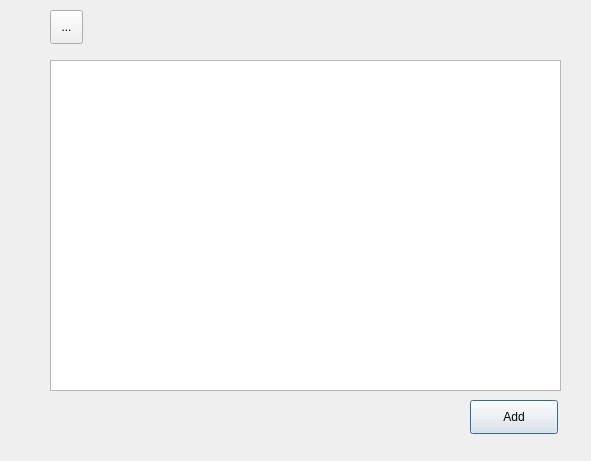
The window that PSIArchiver/filebrowser.ui (paulscherrerinstitute/scicat-qt) describes before a commit, drawn with Qt 5.
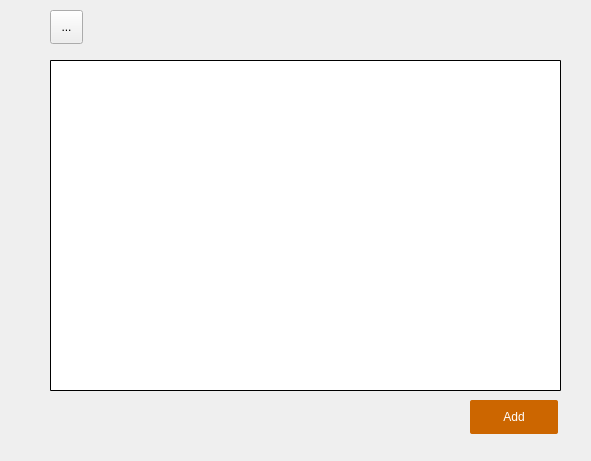
The same window after the commit.

Patch:
```diff
--- a/PSIArchiver/filebrowser.ui
+++ b/PSIArchiver/filebrowser.ui
@@ -22,6 +22,11 @@
      <height>331</height>
     </rect>
    </property>
+   <property name="styleSheet">
+    <string notr="true">QColumnView::item{ selection-background-color: rgb(0, 153, 200)}
+QColumnView:hover{color: rgb(255, 255, 255)}
+QColumnView{border-radius:1px;border-width:1px; border-color:rgb(0, 0, 0); border-style:solid}</string>
+   </property>
   </widget>
   <widget class="QPushButton" name="pushButtonFileBrowser">
    <property name="geometry">
@@ -32,6 +37,10 @@
      <height>34</height>
     </rect>
    </property>
+   <property name="styleSheet">
+    <string notr="true">QPushButton{background-color: rgb(204, 102, 0); color: rgb(255, 255, 255); border-radius:2px}
+QPushButton:hover{background-color: rgb(244, 122, 0); color: rgb(255, 255, 255)}</string>
+   </property>
    <property name="text">
     <string>Add</string>
    </property>
```
